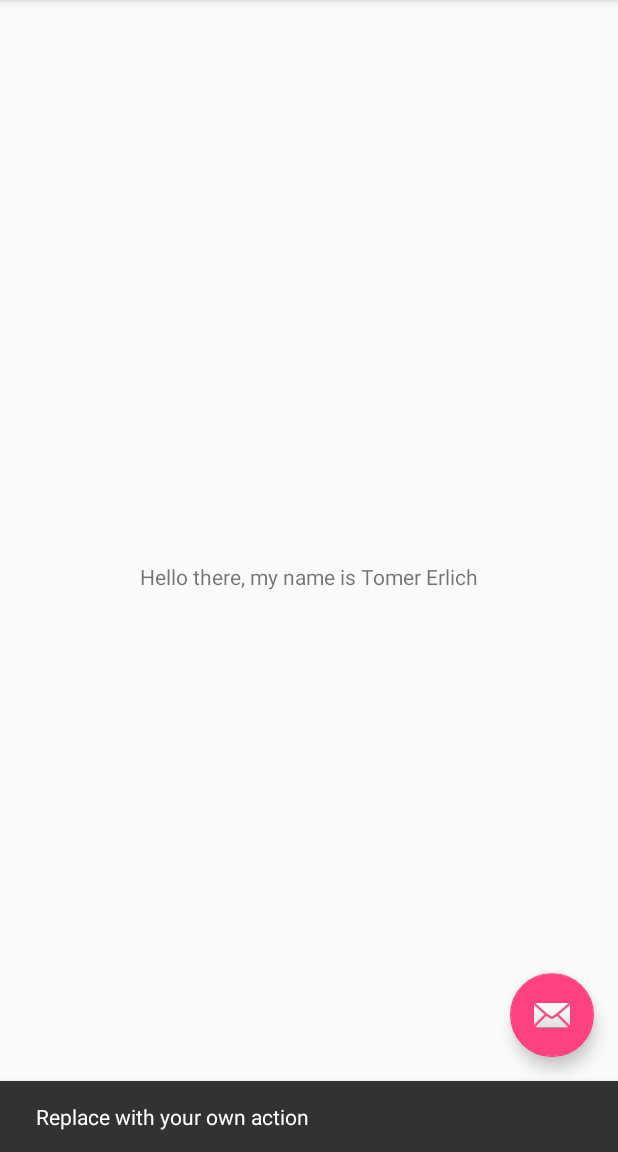
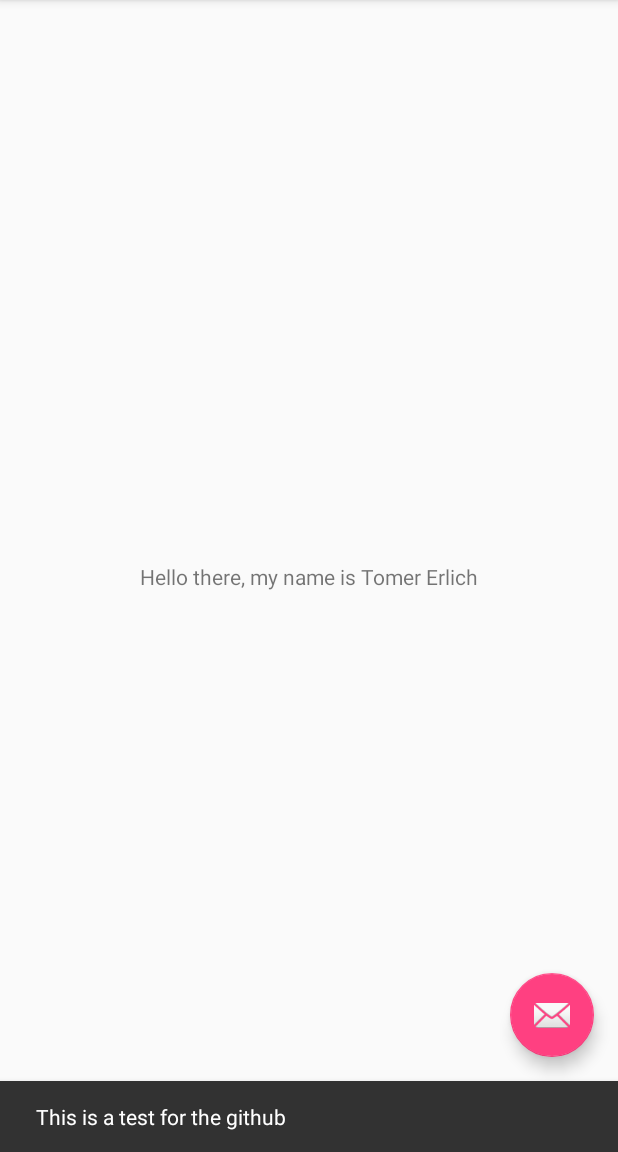
Before and after one commit to tomerlich/CIS53_HW2_99951, an Android app: the screen it shows after launch (MainActivity), after a tap on an icon or button, on a phone screen of 412 x 824 dp, the part 84-1236 px from its top. Run offline under Robolectric (Android 15) with nearby library versions, the phone set to English and light mode, and no system bars.

Commit message:
this is a test

```diff
--- a/app/src/main/java/deanza/edu/cis53_hw2_99951/MainActivity.java
+++ b/app/src/main/java/deanza/edu/cis53_hw2_99951/MainActivity.java
@@ -25,7 +25,7 @@ public class MainActivity extends AppCompatActivity {
         fab.setOnClickListener(new View.OnClickListener() {
             @Override
             public void onClick(View view) {
-                Snackbar.make(view, "Replace with your own action", Snackbar.LENGTH_LONG)
+                Snackbar.make(view, "This is a test for the github", Snackbar.LENGTH_LONG)
                         .setAction("Action", null).show();
             }
         });
```
